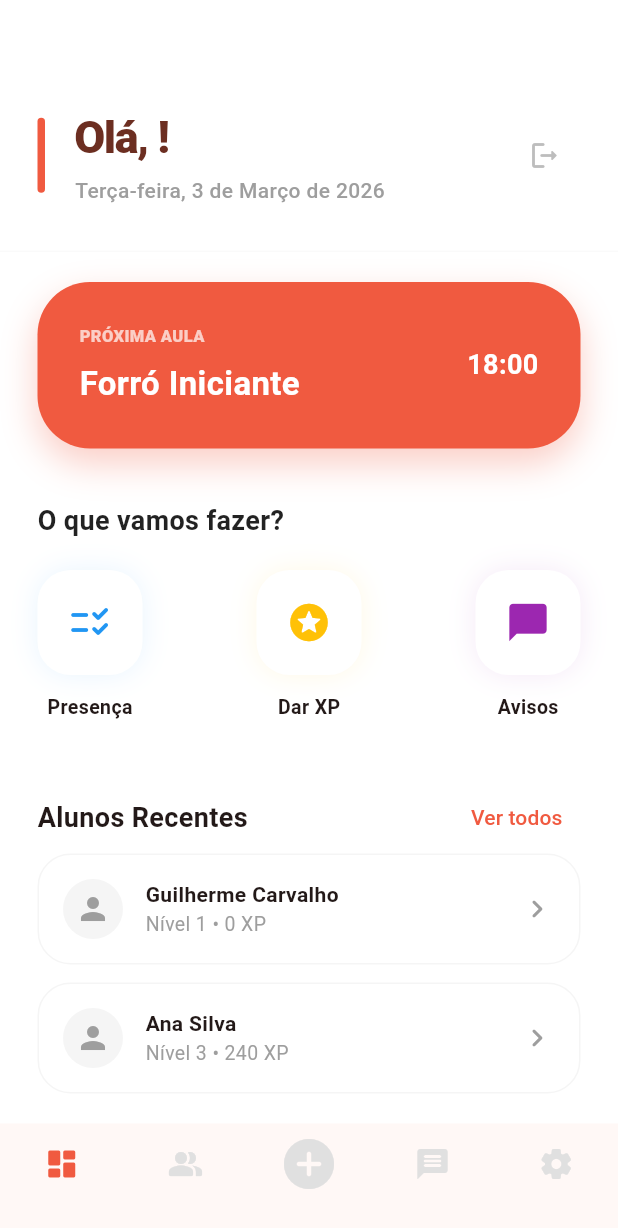
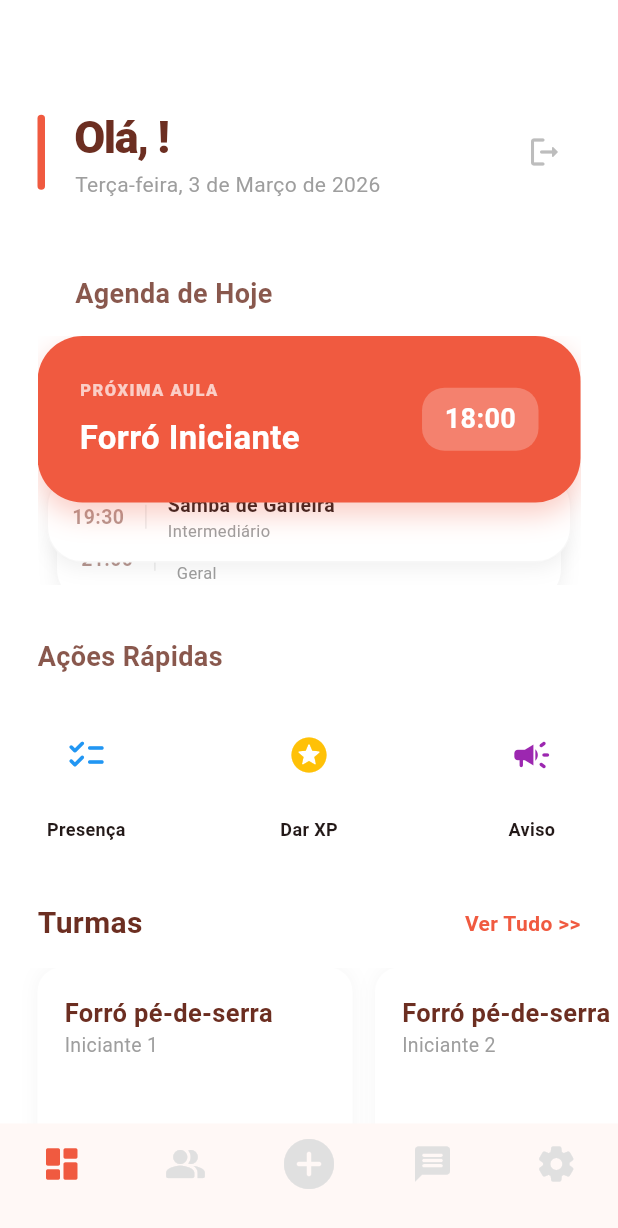
Before and after one commit to guilhermecarv32/DancaMais, a Flutter app: the TeacherDashboard screen opened directly, on a phone screen of 412 x 824 dp. Shown: the top 1228 px of the screen. Run offline on Flutter 3.47's test engine with Material 3 defaults, Android fonts, the phone set to English and light mode, and no system bars; our stand-ins replace cloud_firestore, firebase_auth, firebase_core, flutter_bloc; missing offline and left inert: firebase_app_check; accounts and stored records are empty.

Commit message:
terceiro design da tela de professor

```diff
--- a/lib/ui/screens/teacher_dashboard.dart
+++ b/lib/ui/screens/teacher_dashboard.dart
@@ -10,7 +10,6 @@ class TeacherDashboard extends StatelessWidget {
   Widget build(BuildContext context) {
     final user = FirebaseAuth.instance.currentUser;
     final Color primaryColor = AppTheme.primary;
-    // Usando a cor secundária (marrom) para os textos de destaque
     const Color darkColor = AppTheme.secondary;
 
     return Scaffold(
@@ -22,50 +21,22 @@ class TeacherDashboard extends StatelessWidget {
 
           final userData = snapshot.data!.data() as Map<String, dynamic>;
           final String nomeCompleto = userData['nome'] ?? "Professor";
-          // Lógica do primeiro nome que combinamos
           final String primeiroNome = nomeCompleto.trim().split(' ').first;
 
           return Column(
             children: [
-              // 1. NOVO CABEÇALHO: CLEAN COM DESTAQUE LATERAL
               _buildSidebarHeader(primeiroNome, primaryColor, darkColor, context),
-
               Expanded(
                 child: ListView(
-                  padding: const EdgeInsets.symmetric(horizontal: 25, vertical: 20),
+                  padding: const EdgeInsets.symmetric(vertical: 20),
                   children: [
-                    // 2. HERO CARD
-                    _buildHeroCard("Próxima Aula", "Forró Iniciante", "18:00", primaryColor),
-
+                    _buildAgendaSection(primaryColor, darkColor),
                     const SizedBox(height: 35),
-
-                    // 3. AÇÕES RÁPIDAS
-                    const Text(
-                      "O que vamos fazer?",
-                      style: TextStyle(fontSize: 18, fontWeight: FontWeight.bold, color: Colors.black87),
-                    ),
+                    _buildSectionHeader("Ações Rápidas", darkColor),
                     const SizedBox(height: 20),
-                    Row(
-                      mainAxisAlignment: MainAxisAlignment.spaceBetween,
-                      children: [
-                        _buildQuickAction(Icons.checklist_rtl_rounded, "Presença", Colors.blue),
-                        _buildQuickAction(Icons.stars_rounded, "Dar XP", Colors.amber),
-                        _buildQuickAction(Icons.chat_bubble_rounded, "Avisos", Colors.purple),
-                      ],
-                    ),
-
+                    _buildQuickActionsRow(),
                     const SizedBox(height: 40),
-
-                    // 4. ALUNOS RECENTES (Ex: Guilherme)
-                    Row(
-                      mainAxisAlignment: MainAxisAlignment.spaceBetween,
-                      children: [
-                        const Text("Alunos Recentes", style: TextStyle(fontSize: 18, fontWeight: FontWeight.bold)),
-                        TextButton(onPressed: () {}, child: const Text("Ver todos")),
-                      ],
-                    ),
-                    _buildRecentStudent("Guilherme Carvalho", "Nível 1", "0 XP"),
-                    _buildRecentStudent("Ana Silva", "Nível 3", "240 XP"),
+                    _buildTurmasSection(primaryColor, darkColor),
                   ],
                 ),
               ),
@@ -77,67 +48,93 @@ class TeacherDashboard extends StatelessWidget {
     );
   }
 
-  // --- O NOVO COMPONENTE DE CABEÇALHO ---
-
   Widget _buildSidebarHeader(String name, Color primary, Color dark, BuildContext context) {
     return Container(
       width: double.infinity,
       padding: const EdgeInsets.fromLTRB(25, 70, 25, 30),
-      decoration: BoxDecoration(
-        color: AppTheme.background, // Fundo limpo sem fade
-        border: Border(
-          bottom: BorderSide(color: Colors.grey.withOpacity(0.05), width: 1),
-        ),
-      ),
       child: Row(
         children: [
-          // BARRA LATERAL DE DESTAQUE (Substitui o Fade)
-          Container(
-            width: 5,
-            height: 50,
-            decoration: BoxDecoration(
-              color: primary,
-              borderRadius: BorderRadius.circular(10),
-            ),
-          ),
+          Container(width: 5, height: 50, decoration: BoxDecoration(color: primary, borderRadius: BorderRadius.circular(10))),
           const SizedBox(width: 20),
           Expanded(
             child: Column(
               crossAxisAlignment: CrossAxisAlignment.start,
               children: [
-                Text(
-                  "Olá, $name!",
-                  style: TextStyle(color: dark, fontSize: 30, fontWeight: FontWeight.w900, letterSpacing: -1),
-                  overflow: TextOverflow.ellipsis,
-                ),
-                const SizedBox(height: 4),
-                // Data mantida para o dia do projeto
-                const Text(
-                  "Terça-feira, 3 de Março de 2026",
-                  style: TextStyle(color: Colors.grey, fontSize: 14, fontWeight: FontWeight.w500),
-                ),
+                Text("Olá, $name!", style: TextStyle(color: dark, fontSize: 30, fontWeight: FontWeight.w900, letterSpacing: -1)),
+                const Text("Terça-feira, 3 de Março de 2026", style: TextStyle(color: Colors.grey, fontSize: 14)),
               ],
             ),
           ),
-          IconButton(
-            onPressed: () => FirebaseAuth.instance.signOut(),
-            icon: Icon(Icons.logout_rounded, color: Colors.grey[400], size: 22),
+          IconButton(onPressed: () => FirebaseAuth.instance.signOut(), icon: Icon(Icons.logout_rounded, color: Colors.grey[400])),
+        ],
+      ),
+    );
+  }
+
+  // --- AGENDA COM EFEITO EMPILHADO ---
+  Widget _buildAgendaSection(Color primary, Color dark) {
+    return Padding(
+      padding: const EdgeInsets.symmetric(horizontal: 25),
+      child: Column(
+        crossAxisAlignment: CrossAxisAlignment.start,
+        children: [
+          _buildSectionHeader("Agenda de Hoje", dark),
+          const SizedBox(height: 15),
+          _buildStackedCards(primary, dark),
+        ],
+      ),
+    );
+  }
+
+  Widget _buildStackedCards(Color primary, Color dark) {
+    const double heroHeight = 110.0;
+    const double peekAmount = 28.0;
+
+    final subcards = [
+      {"title": "Samba de Gafieira", "level": "Intermediário", "time": "19:30"},
+      {"title": "Zouk", "level": "Geral", "time": "21:00"},
+    ];
+
+    final double totalHeight = heroHeight + (subcards.length * peekAmount);
+
+    return SizedBox(
+      height: totalHeight,
+      child: Stack(
+        alignment: Alignment.topCenter,
+        children: [
+          // Subcards embaixo (renderizados primeiro = atrás)
+          for (int i = subcards.length - 1; i >= 0; i--)
+            Positioned(
+              top: heroHeight - 20 + ((i + 1) * peekAmount) - peekAmount,
+              left: (i + 1) * 6.0,
+              right: (i + 1) * 6.0,
+              child: _buildSubClassCardStacked(
+                subcards[i]["title"]!,
+                subcards[i]["level"]!,
+                subcards[i]["time"]!,
+                dark,
+              ),
+            ),
+
+          // Hero card por cima
+          Positioned(
+            top: 0,
+            left: 0,
+            right: 0,
+            child: _buildHeroCard("PRÓXIMA AULA", "Forró Iniciante", "18:00", primary),
           ),
         ],
       ),
     );
   }
 
-  // --- RESTANTE DOS WIDGETS (HeroCard, QuickAction, RecentStudent) ---
-  // (Mantenha os métodos conforme as versões anteriores que você gostou)
-
   Widget _buildHeroCard(String label, String title, String time, Color color) {
     return Container(
       padding: const EdgeInsets.all(28),
       decoration: BoxDecoration(
         color: color,
-        borderRadius: BorderRadius.circular(35),
-        boxShadow: [BoxShadow(color: color.withOpacity(0.3), blurRadius: 20, offset: const Offset(0, 10))],
+        borderRadius: BorderRadius.circular(30),
+        boxShadow: [BoxShadow(color: color.withOpacity(0.3), blurRadius: 15, offset: const Offset(0, 8))],
       ),
       child: Row(
         mainAxisAlignment: MainAxisAlignment.spaceBetween,
@@ -145,77 +142,156 @@ class TeacherDashboard extends StatelessWidget {
           Column(
             crossAxisAlignment: CrossAxisAlignment.start,
             children: [
-              Text(label.toUpperCase(), style: const TextStyle(color: Colors.white70, fontSize: 11, fontWeight: FontWeight.w800)),
+              Text(label, style: const TextStyle(color: Colors.white70, fontSize: 11, fontWeight: FontWeight.w800, letterSpacing: 1)),
               const SizedBox(height: 8),
               Text(title, style: const TextStyle(color: Colors.white, fontSize: 22, fontWeight: FontWeight.bold)),
             ],
           ),
-          Text(time, style: const TextStyle(color: Colors.white, fontSize: 18, fontWeight: FontWeight.bold)),
+          Container(
+            padding: const EdgeInsets.symmetric(horizontal: 15, vertical: 8),
+            decoration: BoxDecoration(color: Colors.white24, borderRadius: BorderRadius.circular(15)),
+            child: Text(time, style: const TextStyle(color: Colors.white, fontSize: 18, fontWeight: FontWeight.bold)),
+          ),
         ],
       ),
     );
   }
 
-  Widget _buildQuickAction(IconData icon, String label, Color color) {
-    return Column(
-      children: [
-        Container(
-          width: 70, height: 70,
+  Widget _buildSubClassCardStacked(String title, String level, String time, Color dark) {
+    return Container(
+      padding: const EdgeInsets.symmetric(horizontal: 16, vertical: 12),
       decoration: BoxDecoration(
         color: Colors.white,
-            borderRadius: BorderRadius.circular(22),
-            boxShadow: [BoxShadow(color: color.withOpacity(0.1), blurRadius: 15)],
+        borderRadius: BorderRadius.circular(24),
+        boxShadow: [
+          BoxShadow(
+            color: Colors.black.withOpacity(0.06),
+            blurRadius: 10,
+            offset: const Offset(0, 4),
           ),
-          child: Icon(icon, color: color, size: 30),
-        ),
-        const SizedBox(height: 12),
-        Text(label, style: const TextStyle(fontSize: 13, fontWeight: FontWeight.w700)),
         ],
-    );
-  }
-
-  Widget _buildRecentStudent(String name, String level, String xp) {
-    return Container(
-      margin: const EdgeInsets.only(bottom: 12),
-      padding: const EdgeInsets.all(16),
-      decoration: BoxDecoration(
-        color: Colors.white,
-        borderRadius: BorderRadius.circular(22),
-        border: Border.all(color: Colors.grey[100]!),
+        border: Border.all(color: Colors.grey.withOpacity(0.08)),
       ),
       child: Row(
         children: [
-          CircleAvatar(backgroundColor: Colors.grey[100], child: const Icon(Icons.person, color: Colors.grey)),
-          const SizedBox(width: 15),
-          Expanded(
-            child: Column(
+          Text(time, style: TextStyle(fontWeight: FontWeight.bold, fontSize: 13, color: dark.withOpacity(0.5))),
+          const SizedBox(width: 14),
+          Container(width: 1, height: 16, color: Colors.grey.withOpacity(0.2)),
+          const SizedBox(width: 14),
+          Column(
             crossAxisAlignment: CrossAxisAlignment.start,
             children: [
-                Text(name, style: const TextStyle(fontWeight: FontWeight.bold)),
-                Text("$level • $xp", style: const TextStyle(color: Colors.grey, fontSize: 13)),
+              Text(title, style: const TextStyle(fontWeight: FontWeight.bold, fontSize: 13)),
+              Text(level, style: const TextStyle(color: Colors.grey, fontSize: 11)),
             ],
           ),
-          ),
-          const Icon(Icons.chevron_right_rounded, color: Colors.grey),
         ],
       ),
     );
   }
 
-  Widget _buildBottomNav(Color color) {
-    return BottomNavigationBar(
+  Widget _buildTurmasSection(Color primary, Color dark) {
+    return Column(
+      crossAxisAlignment: CrossAxisAlignment.start,
+      children: [
+        Padding(
+          padding: const EdgeInsets.symmetric(horizontal: 25),
+          child: Row(
+            children: [
+              Text("Turmas", style: TextStyle(fontSize: 20, fontWeight: FontWeight.bold, color: dark)),
+              const Spacer(),
+              Text("Ver Tudo >>", style: TextStyle(color: primary, fontWeight: FontWeight.bold, fontSize: 14)),
+            ],
+          ),
+        ),
+        const SizedBox(height: 15),
+        SizedBox(
+          height: 175,
+          child: ListView(
+            scrollDirection: Axis.horizontal,
+            padding: const EdgeInsets.only(left: 25, right: 10),
+            children: [
+              _buildTurmaCard("Forró pé-de-serra", "Iniciante 1", "Definir Agora", true, primary, dark),
+              _buildTurmaCard("Forró pé-de-serra", "Iniciante 2", "Manivela", false, primary, dark),
+            ],
+          ),
+        ),
+      ],
+    );
+  }
+
+  Widget _buildTurmaCard(String t, String s, String b, bool p, Color pr, Color d) {
+    return Container(
+      width: 210,
+      margin: const EdgeInsets.only(right: 15),
+      padding: const EdgeInsets.all(18),
+      decoration: BoxDecoration(
+        color: Colors.white,
+        borderRadius: BorderRadius.circular(16),
+        boxShadow: [BoxShadow(color: Colors.black.withOpacity(0.04), blurRadius: 10)],
+      ),
+      child: Column(
+        crossAxisAlignment: CrossAxisAlignment.start,
+        children: [
+          Text(t, style: TextStyle(fontWeight: FontWeight.bold, fontSize: 17, color: d)),
+          Text(s, style: const TextStyle(color: Colors.grey, fontSize: 13)),
+          const Spacer(),
+          SizedBox(
+            width: double.infinity,
+            height: 38,
+            child: ElevatedButton(
+              onPressed: () {},
+              style: ElevatedButton.styleFrom(
+                backgroundColor: p ? pr : Colors.white,
+                foregroundColor: p ? Colors.white : pr,
+                elevation: 0,
+                shape: RoundedRectangleBorder(borderRadius: BorderRadius.circular(10), side: BorderSide(color: pr)),
+              ),
+              child: Text(b, style: const TextStyle(fontWeight: FontWeight.bold)),
+            ),
+          ),
+        ],
+      ),
+    );
+  }
+
+  Widget _buildSectionHeader(String title, Color dark) => Padding(
+    padding: const EdgeInsets.symmetric(horizontal: 25),
+    child: Text(title, style: TextStyle(fontSize: 18, fontWeight: FontWeight.bold, color: dark.withOpacity(0.8))),
+  );
+
+  Widget _buildQuickActionsRow() => Padding(
+    padding: const EdgeInsets.symmetric(horizontal: 25),
+    child: Row(
+      mainAxisAlignment: MainAxisAlignment.spaceBetween,
+      children: [
+        _buildActionItem(Icons.checklist_rounded, "Presença", Colors.blue),
+        _buildActionItem(Icons.stars_rounded, "Dar XP", Colors.amber),
+        _buildActionItem(Icons.campaign_rounded, "Aviso", Colors.purple),
+      ],
+    ),
+  );
+
+  Widget _buildActionItem(IconData i, String l, Color c) => Column(
+    children: [
+      Container(width: 65, height: 65, decoration: BoxDecoration(color: Colors.white, borderRadius: BorderRadius.circular(20)), child: Icon(i, color: c, size: 28)),
+      const SizedBox(height: 8),
+      Text(l, style: const TextStyle(fontSize: 12, fontWeight: FontWeight.bold)),
+    ],
+  );
+
+  Widget _buildBottomNav(Color c) => BottomNavigationBar(
     type: BottomNavigationBarType.fixed,
-      selectedItemColor: color,
+    selectedItemColor: c,
     unselectedItemColor: Colors.grey[300],
     showSelectedLabels: false,
     elevation: 0,
     items: const [
-        BottomNavigationBarItem(icon: Icon(Icons.dashboard_rounded), label: ""),
-        BottomNavigationBarItem(icon: Icon(Icons.people_alt_rounded), label: ""),
+      BottomNavigationBarItem(icon: Icon(Icons.dashboard_rounded, size: 28), label: ""),
+      BottomNavigationBarItem(icon: Icon(Icons.people_alt_rounded, size: 28), label: ""),
       BottomNavigationBarItem(icon: Icon(Icons.add_circle_rounded, size: 40), label: ""),
-        BottomNavigationBarItem(icon: Icon(Icons.message_rounded), label: ""),
-        BottomNavigationBarItem(icon: Icon(Icons.settings_rounded), label: ""),
+      BottomNavigationBarItem(icon: Icon(Icons.message_rounded, size: 28), label: ""),
+      BottomNavigationBarItem(icon: Icon(Icons.settings_rounded, size: 28), label: ""),
     ],
   );
 }
-}
```
Lines whose indentation alone changed are shown as unchanged.
